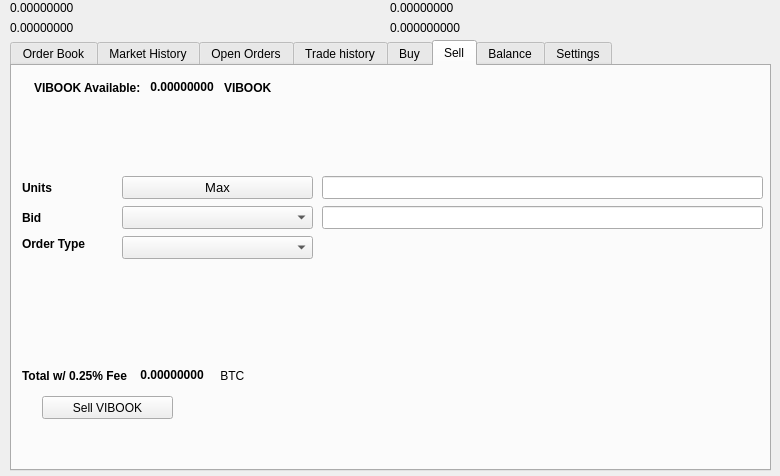
The window that src/qt/forms/tradingdialog.ui (VibookCoin/vibook) describes before a commit, drawn with Qt 5.
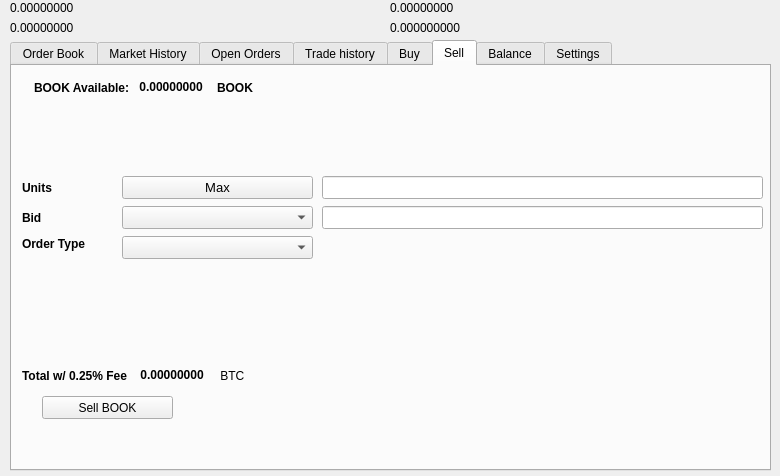
The same window after the commit. The open tabs and pages were chosen to show the change. Icons and pictures are not drawn.

The edit to the form file:
```diff
--- a/src/qt/forms/tradingdialog.ui
+++ b/src/qt/forms/tradingdialog.ui
@@ -1751,7 +1751,7 @@
       </rect>
      </property>
      <property name="text">
-      <string>Sell VIBOOK</string>
+      <string>Sell BOOK</string>
      </property>
      <property name="icon">
       <iconset resource="../vibook">
@@ -1777,7 +1777,7 @@
          </font>
         </property>
         <property name="text">
-         <string>VIBOOK Available:</string>
+         <string>BOOK Available:</string>
         </property>
        </widget>
       </item>
@@ -2221,7 +2221,7 @@
          </font>
         </property>
         <property name="text">
-         <string>VIBOOK</string>
+         <string>BOOK</string>
         </property>
        </widget>
       </item>
```
Left out of the diff: 34 changed lines with no effect on the pictures.
